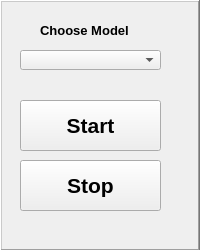
Old version of the form UI_files/controls.ui in the repository Unkkis/Yolo_demo.
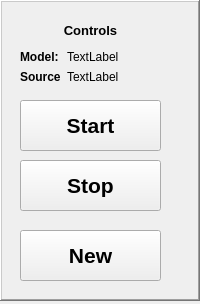
New version of the form.

Patch:
```diff
--- a/UI_files/controls.ui
+++ b/UI_files/controls.ui
@@ -7,7 +7,7 @@
     <x>0</x>
     <y>0</y>
     <width>200</width>
-    <height>250</height>
+    <height>304</height>
    </rect>
   </property>
   <property name="minimumSize">
@@ -19,36 +19,6 @@
   <property name="windowTitle">
    <string>Controls</string>
   </property>
-  <widget class="QLabel" name="label">
-   <property name="geometry">
-    <rect>
-     <x>40</x>
-     <y>20</y>
-     <width>121</width>
-     <height>20</height>
-    </rect>
-   </property>
-   <property name="font">
-    <font>
-     <pointsize>10</pointsize>
-     <weight>75</weight>
-     <bold>true</bold>
-    </font>
-   </property>
-   <property name="text">
-    <string>Choose Model</string>
-   </property>
-  </widget>
-  <widget class="QComboBox" name="modelListBox">
-   <property name="geometry">
-    <rect>
-     <x>20</x>
-     <y>50</y>
-     <width>141</width>
-     <height>20</height>
-    </rect>
-   </property>
-  </widget>
   <widget class="QPushButton" name="stopButton">
    <property name="geometry">
     <rect>
@@ -95,7 +65,7 @@
      <x>0</x>
      <y>0</y>
      <width>200</width>
-     <height>251</height>
+     <height>301</height>
     </rect>
    </property>
    <property name="minimumSize">
@@ -113,6 +83,97 @@
    <property name="lineWidth">
     <number>3</number>
    </property>
+   <widget class="QWidget" name="layoutWidget">
+    <property name="geometry">
+     <rect>
+      <x>20</x>
+      <y>50</y>
+      <width>141</width>
+      <height>40</height>
+     </rect>
+    </property>
+    <layout class="QFormLayout" name="formLayout">
+     <item row="0" column="0">
+      <widget class="QLabel" name="label_2">
+       <property name="font">
+        <font>
+         <bold>true</bold>
+        </font>
+       </property>
+       <property name="text">
+        <string>Model:</string>
+       </property>
+      </widget>
+     </item>
+     <item row="0" column="1">
+      <widget class="QLabel" name="chosenModel">
+       <property name="text">
+        <string>TextLabel</string>
+       </property>
+      </widget>
+     </item>
+     <item row="1" column="0">
+      <widget class="QLabel" name="label_4">
+       <property name="font">
+        <font>
+         <bold>true</bold>
+        </font>
+       </property>
+       <property name="text">
+        <string>Source</string>
+       </property>
+      </widget>
+     </item>
+     <item row="1" column="1">
+      <widget class="QLabel" name="chosenSource">
+       <property name="text">
+        <string>TextLabel</string>
+       </property>
+      </widget>
+     </item>
+    </layout>
+   </widget>
+   <widget class="QPushButton" name="newButton">
+    <property name="geometry">
+     <rect>
+      <x>20</x>
+      <y>230</y>
+      <width>141</width>
+      <height>51</height>
+     </rect>
+    </property>
+    <property name="font">
+     <font>
+      <pointsize>16</pointsize>
+      <bold>true</bold>
+     </font>
+    </property>
+    <property name="text">
+     <string>New</string>
+    </property>
+   </widget>
+   <widget class="QLabel" name="label">
+    <property name="geometry">
+     <rect>
+      <x>30</x>
+      <y>20</y>
+      <width>121</width>
+      <height>20</height>
+     </rect>
+    </property>
+    <property name="font">
+     <font>
+      <pointsize>10</pointsize>
+      <bold>true</bold>
+     </font>
+    </property>
+    <property name="text">
+     <string>Controls</string>
+    </property>
+    <property name="alignment">
+     <set>Qt::AlignCenter</set>
+    </property>
+   </widget>
   </widget>
   <zorder>frame</zorder>
   <zorder>label</zorder>
```
Left out of the diff: 4 changed lines with no effect on the pictures.
